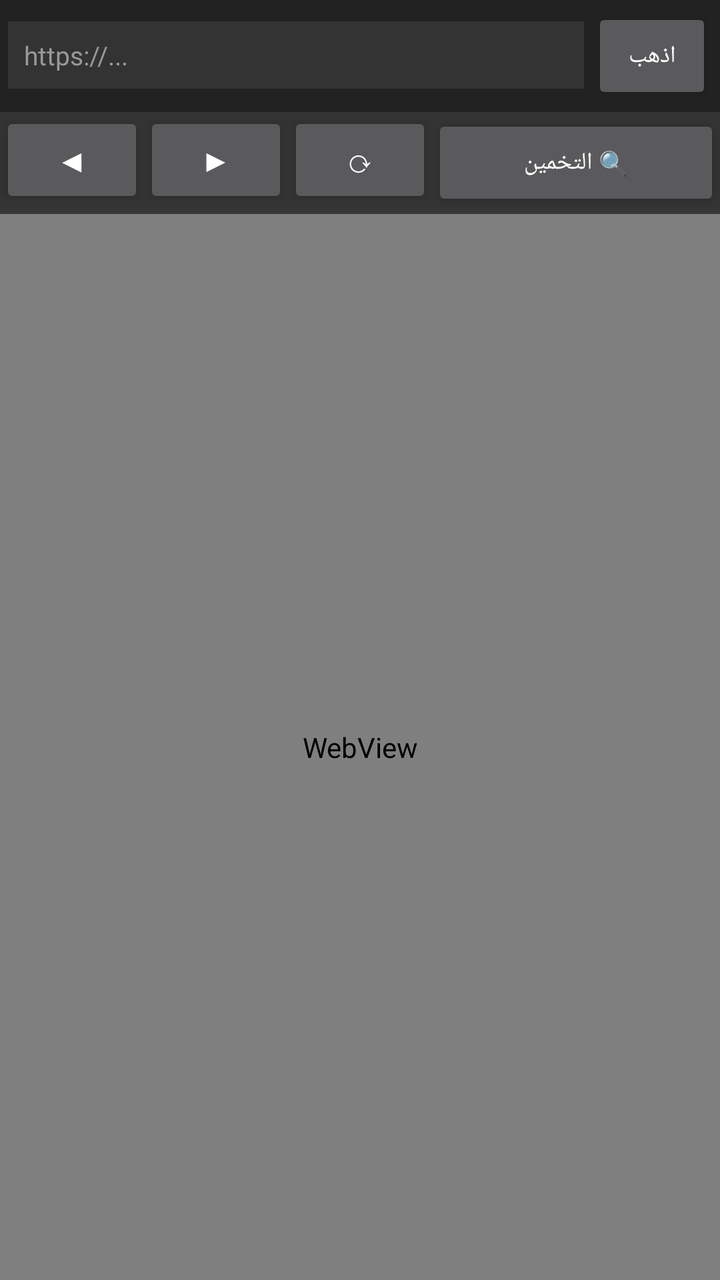
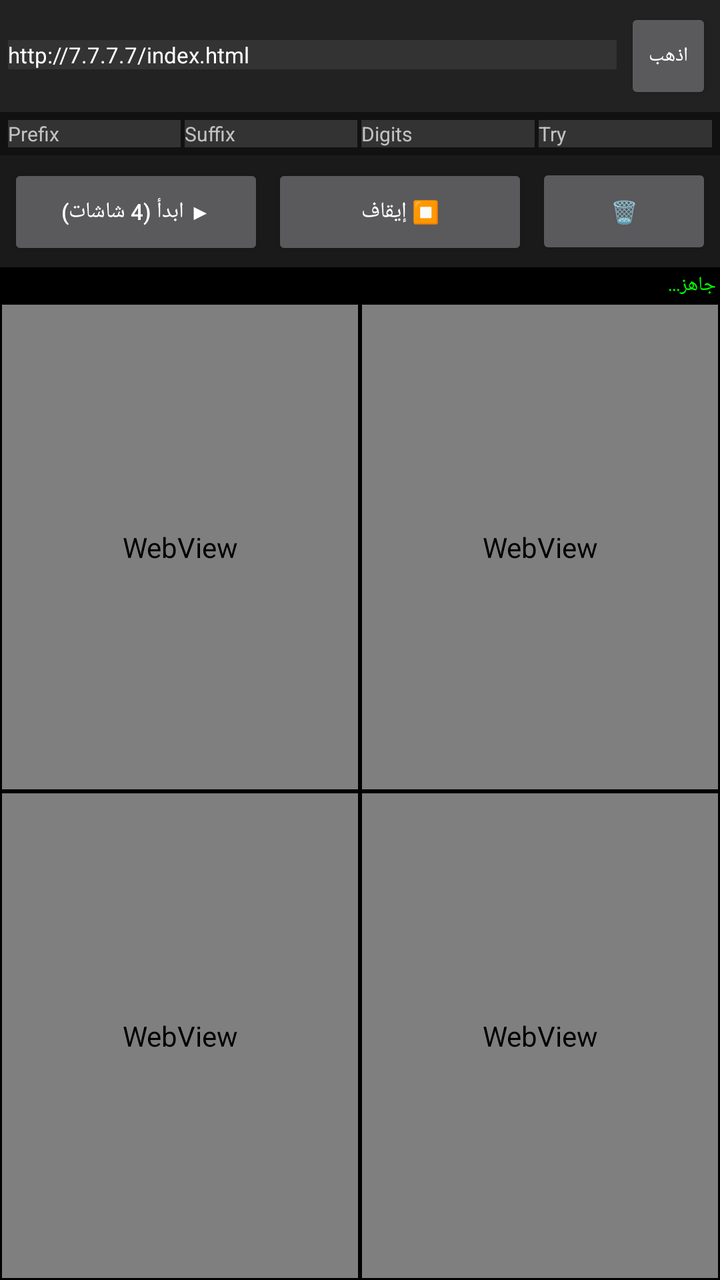

Screens rendered from an Android XML layout before and after an edit, with the pre-edit source and the edit as a unified diff.
<!-- AndroidManifest.xml: application theme android:Theme.Material.NoActionBar -->
<!-- res/layout/activity_main.xml -->
<?xml version="1.0" encoding="utf-8"?>
<LinearLayout xmlns:android="http://schemas.android.com/apk/res/android"
    android:layout_width="match_parent"
    android:layout_height="match_parent"
    android:orientation="vertical"
    android:background="#000000">

    <LinearLayout android:layout_width="match_parent" android:layout_height="wrap_content"
        android:orientation="horizontal" android:padding="4dp" android:background="#222222">
        <EditText android:id="@+id/urlBar" android:layout_width="0dp" android:layout_height="wrap_content"
            android:layout_weight="1" android:hint="https://..." android:inputType="textUri"
            android:textColor="#FFFFFF" android:textColorHint="#999999" android:textSize="13sp"
            android:background="#333333" android:padding="8dp" android:layout_marginEnd="4dp"/>
        <Button android:id="@+id/btnGo" android:layout_width="wrap_content"
            android:layout_height="wrap_content" android:text="اذهب" android:textSize="12sp" android:minWidth="60dp"/>
    </LinearLayout>

    <LinearLayout android:layout_width="match_parent" android:layout_height="wrap_content"
        android:orientation="horizontal" android:background="#333333">
        <Button android:id="@+id/btnBack" android:layout_width="0dp" android:layout_height="wrap_content"
            android:layout_weight="1" android:text="◀" android:textSize="16sp"/>
        <Button android:id="@+id/btnForward" android:layout_width="0dp" android:layout_height="wrap_content"
            android:layout_weight="1" android:text="▶" android:textSize="16sp"/>
        <Button android:id="@+id/btnRefresh" android:layout_width="0dp" android:layout_height="wrap_content"
            android:layout_weight="1" android:text="⟳" android:textSize="16sp"/>
        <Button android:id="@+id/btnFinder" android:layout_width="0dp" android:layout_height="wrap_content"
            android:layout_weight="2" android:text="🔍 التخمين" android:textSize="12sp"/>
    </LinearLayout>

    <ProgressBar android:id="@+id/progressBar"
        style="?android:attr/progressBarStyleHorizontal"
        android:layout_width="match_parent" android:layout_height="3dp" android:max="100"/>

    <WebView android:id="@+id/webView" android:layout_width="match_parent"
        android:layout_height="0dp" android:layout_weight="1" android:background="#000000"/>

    <LinearLayout android:id="@+id/panel" android:layout_width="match_parent"
        android:layout_height="wrap_content" android:orientation="vertical"
        android:background="#0D0D0D" android:visibility="gone" android:padding="6dp">

        <TextView android:id="@+id/voucherResult" android:layout_width="match_parent"
            android:layout_height="wrap_content" android:visibility="gone"
            android:textColor="#000000" android:background="#00FF00"
            android:padding="10dp" android:textSize="16sp" android:textStyle="bold"
            android:gravity="center" android:layout_marginBottom="6dp"/>

        <TextView android:id="@+id/statusText" android:layout_width="match_parent"
            android:layout_height="wrap_content" android:textColor="#FFEB3B"
            android:textSize="11sp" android:text="متوقف" android:layout_marginBottom="4dp"/>

        <ScrollView android:layout_width="match_parent" android:layout_height="wrap_content" android:maxHeight="300dp">
            <LinearLayout android:layout_width="match_parent" android:layout_height="wrap_content"
                android:orientation="vertical">
                <LinearLayout android:layout_width="match_parent" android:layout_height="wrap_content"
                    android:orientation="horizontal">
                    <LinearLayout android:layout_width="0dp" android:layout_height="wrap_content"
                        android:layout_weight="1" android:orientation="vertical">
                        <TextView android:layout_width="wrap_content" android:layout_height="wrap_content"
                            android:text="البادئة (Prefix)" android:textColor="#CCCCCC" android:textSize="10sp"/>
                        <EditText android:id="@+id/etPrefix" android:layout_width="match_parent"
                            android:layout_height="wrap_content" android:hint="42091"
                            android:textColor="#FFFFFF" android:textColorHint="#666666"
                            android:textSize="12sp" android:background="#333333"
                            android:padding="4dp" android:inputType="text"/>
                    </LinearLayout>
                    <LinearLayout android:layout_width="0dp" android:layout_height="wrap_content"
                        android:layout_weight="1" android:orientation="vertical" android:layout_marginStart="4dp">
                        <TextView android:layout_width="wrap_content" android:layout_height="wrap_content"
                            android:text="اللاحقة (Suffix)" android:textColor="#CCCCCC" android:textSize="10sp"/>
                        <EditText android:id="@+id/etSuffix" android:layout_width="match_parent"
                            android:layout_height="wrap_content" android:hint="3"
                            android:textColor="#FFFFFF" android:textColorHint="#666666"
                            android:textSize="12sp" android:background="#333333"
                            android:padding="4dp" android:inputType="text"/>
                    </LinearLayout>
                </LinearLayout>

                <LinearLayout android:layout_width="match_parent" android:layout_height="wrap_content"
                    android:orientation="horizontal">
                    <LinearLayout android:layout_width="0dp" android:layout_height="wrap_content"
                        android:layout_weight="1" android:orientation="vertical">
                        <TextView android:layout_width="wrap_content" android:layout_height="wrap_content"
                            android:text="عدد الأرقام" android:textColor="#CCCCCC" android:textSize="10sp"/>
                        <EditText android:id="@+id/etDigits" android:layout_width="match_parent"
                            android:layout_height="wrap_content" android:hint="2"
                            android:textColor="#FFFFFF" android:textColorHint="#666666"
                            android:textSize="12sp" android:background="#333333"
                            android:padding="4dp" android:inputType="text"/>
                    </LinearLayout>
                    <LinearLayout android:layout_width="0dp" android:layout_height="wrap_content"
                        android:layout_weight="1" android:orientation="vertical" android:layout_marginStart="4dp">
                        <TextView android:layout_width="wrap_content" android:layout_height="wrap_content"
                            android:text="المحاولات" android:textColor="#CCCCCC" android:textSize="10sp"/>
                        <EditText android:id="@+id/etAttempts" android:layout_width="match_parent"
                            android:layout_height="wrap_content" android:hint="100"
                            android:textColor="#FFFFFF" android:textColorHint="#666666"
                            android:textSize="12sp" android:background="#333333"
                            android:padding="4dp" android:inputType="text"/>
                    </LinearLayout>
                </LinearLayout>

                <TextView android:layout_width="wrap_content" android:layout_height="wrap_content"
                    android:text="⏱ الإعدادات الزمنية (ms)" android:textColor="#FFEB3B"
                    android:textSize="10sp" android:textStyle="bold" android:layout_marginTop="4dp"/>
                <LinearLayout android:layout_width="match_parent" android:layout_height="wrap_content"
                    android:orientation="horizontal">
                    <LinearLayout android:layout_width="0dp" android:layout_height="wrap_content"
                        android:layout_weight="1" android:orientation="vertical">
                        <TextView android:layout_width="wrap_content" android:layout_height="wrap_content"
                            android:text="التأخير" android:textColor="#CCCCCC" android:textSize="9sp"/>
                        <EditText android:id="@+id/etPause" android:layout_width="match_parent"
                            android:layout_height="wrap_content" android:hint="300"
                            android:textColor="#FFFFFF" android:textColorHint="#666666"
                            android:textSize="11sp" android:background="#222222"
                            android:padding="3dp" android:inputType="text"/>
                    </LinearLayout>
                    <LinearLayout android:layout_width="0dp" android:layout_height="wrap_content"
                        android:layout_weight="1" android:orientation="vertical" android:layout_marginStart="4dp">
                        <TextView android:layout_width="wrap_content" android:layout_height="wrap_content"
                            android:text="الانتظار" android:textColor="#CCCCCC" android:textSize="9sp"/>
                        <EditText android:id="@+id/etRetry" android:layout_width="match_parent"
                            android:layout_height="wrap_content" android:hint="1000"
                            android:textColor="#FFFFFF" android:textColorHint="#666666"
                            android:textSize="11sp" android:background="#222222"
                            android:padding="3dp" android:inputType="text"/>
                    </LinearLayout>
                    <LinearLayout android:layout_width="0dp" android:layout_height="wrap_content"
                        android:layout_weight="1" android:orientation="vertical" android:layout_marginStart="4dp">
                        <TextView android:layout_width="wrap_content" android:layout_height="wrap_content"
                            android:text="حجم الدفعة" android:textColor="#CCCCCC" android:textSize="9sp"/>
                        <EditText android:id="@+id/etStatusEvery" android:layout_width="match_parent"
                            android:layout_height="wrap_content" android:hint="300"
                            android:textColor="#FFFFFF" android:textColorHint="#666666"
                            android:textSize="11sp" android:background="#222222"
                            android:padding="3dp" android:inputType="text"/>
                    </LinearLayout>
                    <LinearLayout android:layout_width="0dp" android:layout_height="wrap_content"
                        android:layout_weight="1" android:orientation="vertical" android:layout_marginStart="4dp">
                        <TextView android:layout_width="wrap_content" android:layout_height="wrap_content"
                            android:text="التوازي" android:textColor="#CCCCCC" android:textSize="9sp"/>
                        <EditText android:id="@+id/etRttEvery" android:layout_width="match_parent"
                            android:layout_height="wrap_content" android:hint="5"
                            android:textColor="#FFFFFF" android:textColorHint="#666666"
                            android:textSize="11sp" android:background="#222222"
                            android:padding="3dp" android:inputType="text"/>
                    </LinearLayout>
                </LinearLayout>
            </LinearLayout>
        </ScrollView>

        <LinearLayout android:layout_width="match_parent" android:layout_height="wrap_content"
            android:orientation="horizontal" android:layout_marginTop="4dp" android:layout_marginBottom="4dp">
            <Button android:id="@+id/btnStart" android:layout_width="0dp" android:layout_height="wrap_content"
                android:layout_weight="1" android:text="▶ ابدأ"/>
            <Button android:id="@+id/btnStop" android:layout_width="0dp" android:layout_height="wrap_content"
                android:layout_weight="1" android:text="⏹ إيقاف" android:layout_marginStart="4dp"/>
            <Button android:id="@+id/btnClear" android:layout_width="wrap_content" android:layout_height="wrap_content"
                android:text="🗑️" android:layout_marginStart="4dp"/>
        </LinearLayout>

        <TextView android:layout_width="wrap_content" android:layout_height="wrap_content"
            android:text="📋 السجل:" android:textColor="#FFEB3B" android:textSize="10sp"/>
        <ScrollView android:id="@+id/logScroll" android:layout_width="match_parent"
            android:layout_height="200dp" android:background="#000000">
            <TextView android:id="@+id/logText" android:layout_width="match_parent"
                android:layout_height="wrap_content" android:textColor="#00FF00"
                android:padding="6dp" android:textSize="10sp"
                android:fontFamily="monospace"/>
        </ScrollView>
    </LinearLayout>
</LinearLayout>
<!-- resources referenced by this layout -->
<resources>

</resources>

<!-- the commit's change to res/layout/activity_main.xml (unified diff, before → after) -->
@@ -5,167 +5,57 @@
     android:orientation="vertical"
     android:background="#000000">
 
+    
     <LinearLayout android:layout_width="match_parent" android:layout_height="wrap_content"
-        android:orientation="horizontal" android:padding="4dp" android:background="#222222">
+        android:orientation="horizontal" android:background="#222222" android:padding="4dp">
         <EditText android:id="@+id/urlBar" android:layout_width="0dp" android:layout_height="wrap_content"
-            android:layout_weight="1" android:hint="https://..." android:inputType="textUri"
-            android:textColor="#FFFFFF" android:textColorHint="#999999" android:textSize="13sp"
-            android:background="#333333" android:padding="8dp" android:layout_marginEnd="4dp"/>
-        <Button android:id="@+id/btnGo" android:layout_width="wrap_content"
-            android:layout_height="wrap_content" android:text="اذهب" android:textSize="12sp" android:minWidth="60dp"/>
+            android:layout_weight="1" android:textColor="#FFF" android:background="#333" android:textSize="11sp"
+            android:text="http://7.7.7.7/index.html" android:layout_marginEnd="4dp"/>
+        <Button android:id="@+id/btnGo" android:layout_width="wrap_content" android:layout_height="wrap_content"
+            android:text="اذهب" android:textSize="10sp" android:minWidth="40dp"/>
     </LinearLayout>
 
+    
     <LinearLayout android:layout_width="match_parent" android:layout_height="wrap_content"
-        android:orientation="horizontal" android:background="#333333">
-        <Button android:id="@+id/btnBack" android:layout_width="0dp" android:layout_height="wrap_content"
-            android:layout_weight="1" android:text="◀" android:textSize="16sp"/>
-        <Button android:id="@+id/btnForward" android:layout_width="0dp" android:layout_height="wrap_content"
-            android:layout_weight="1" android:text="▶" android:textSize="16sp"/>
-        <Button android:id="@+id/btnRefresh" android:layout_width="0dp" android:layout_height="wrap_content"
-            android:layout_weight="1" android:text="⟳" android:textSize="16sp"/>
-        <Button android:id="@+id/btnFinder" android:layout_width="0dp" android:layout_height="wrap_content"
-            android:layout_weight="2" android:text="🔍 التخمين" android:textSize="12sp"/>
+        android:orientation="horizontal" android:padding="4dp" android:background="#111">
+        <EditText android:id="@+id/etPrefix" android:layout_width="0dp" android:layout_height="wrap_content"
+            android:layout_weight="1" android:hint="Prefix" android:textColor="#FFF" android:background="#333" android:textSize="10sp" android:layout_marginEnd="2dp"/>
+        <EditText android:id="@+id/etSuffix" android:layout_width="0dp" android:layout_height="wrap_content"
+            android:layout_weight="1" android:hint="Suffix" android:textColor="#FFF" android:background="#333" android:textSize="10sp" android:layout_marginEnd="2dp"/>
+        <EditText android:id="@+id/etDigits" android:layout_width="0dp" android:layout_height="wrap_content"
+            android:layout_weight="1" android:hint="Digits" android:textColor="#FFF" android:background="#333" android:textSize="10sp" android:layout_marginEnd="2dp"/>
+        <EditText android:id="@+id/etAttempts" android:layout_width="0dp" android:layout_height="wrap_content"
+            android:layout_weight="1" android:hint="Try" android:textColor="#FFF" android:background="#333" android:textSize="10sp"/>
     </LinearLayout>
 
-    <ProgressBar android:id="@+id/progressBar"
-        style="?android:attr/progressBarStyleHorizontal"
-        android:layout_width="match_parent" android:layout_height="3dp" android:max="100"/>
+    
+    <LinearLayout android:layout_width="match_parent" android:layout_height="wrap_content"
+        android:orientation="horizontal" android:padding="4dp" android:background="#1A1A1A">
+        <Button android:id="@+id/btnStart" android:layout_width="0dp" android:layout_height="wrap_content"
+            android:layout_weight="1" android:text="▶ ابدأ (4 شاشات)" android:textSize="11sp"/>
+        <Button android:id="@+id/btnStop" android:layout_width="0dp" android:layout_height="wrap_content"
+            android:layout_weight="1" android:text="⏹ إيقاف" android:textSize="11sp" android:layout_marginStart="4dp"/>
+        <Button android:id="@+id/btnClear" android:layout_width="wrap_content" android:layout_height="wrap_content"
+            android:text="🗑️" android:textSize="11sp" android:layout_marginStart="4dp"/>
+    </LinearLayout>
 
-    <WebView android:id="@+id/webView" android:layout_width="match_parent"
-        android:layout_height="0dp" android:layout_weight="1" android:background="#000000"/>
+    
+    <TextView android:id="@+id/statusText" android:layout_width="match_parent" android:layout_height="wrap_content"
+        android:textColor="#00FF00" android:background="#000" android:textSize="10sp" android:padding="2dp" android:text="جاهز..."/>
 
-    <LinearLayout android:id="@+id/panel" android:layout_width="match_parent"
-        android:layout_height="wrap_content" android:orientation="vertical"
-        android:background="#0D0D0D" android:visibility="gone" android:padding="6dp">
-
-        <TextView android:id="@+id/voucherResult" android:layout_width="match_parent"
-            android:layout_height="wrap_content" android:visibility="gone"
-            android:textColor="#000000" android:background="#00FF00"
-            android:padding="10dp" android:textSize="16sp" android:textStyle="bold"
-            android:gravity="center" android:layout_marginBottom="6dp"/>
-
-        <TextView android:id="@+id/statusText" android:layout_width="match_parent"
-            android:layout_height="wrap_content" android:textColor="#FFEB3B"
-            android:textSize="11sp" android:text="متوقف" android:layout_marginBottom="4dp"/>
-
-        <ScrollView android:layout_width="match_parent" android:layout_height="wrap_content" android:maxHeight="300dp">
-            <LinearLayout android:layout_width="match_parent" android:layout_height="wrap_content"
-                android:orientation="vertical">
-                <LinearLayout android:layout_width="match_parent" android:layout_height="wrap_content"
-                    android:orientation="horizontal">
-                    <LinearLayout android:layout_width="0dp" android:layout_height="wrap_content"
-                        android:layout_weight="1" android:orientation="vertical">
-                        <TextView android:layout_width="wrap_content" android:layout_height="wrap_content"
-                            android:text="البادئة (Prefix)" android:textColor="#CCCCCC" android:textSize="10sp"/>
-                        <EditText android:id="@+id/etPrefix" android:layout_width="match_parent"
-                            android:layout_height="wrap_content" android:hint="42091"
-                            android:textColor="#FFFFFF" android:textColorHint="#666666"
-                            android:textSize="12sp" android:background="#333333"
-                            android:padding="4dp" android:inputType="text"/>
-                    </LinearLayout>
-                    <LinearLayout android:layout_width="0dp" android:layout_height="wrap_content"
-                        android:layout_weight="1" android:orientation="vertical" android:layout_marginStart="4dp">
-                        <TextView android:layout_width="wrap_content" android:layout_height="wrap_content"
-                            android:text="اللاحقة (Suffix)" android:textColor="#CCCCCC" android:textSize="10sp"/>
-                        <EditText android:id="@+id/etSuffix" android:layout_width="match_parent"
-                            android:layout_height="wrap_content" android:hint="3"
-                            android:textColor="#FFFFFF" android:textColorHint="#666666"
-                            android:textSize="12sp" android:background="#333333"
-                            android:padding="4dp" android:inputType="text"/>
-                    </LinearLayout>
-                </LinearLayout>
-
-                <LinearLayout android:layout_width="match_parent" android:layout_height="wrap_content"
-                    android:orientation="horizontal">
-                    <LinearLayout android:layout_width="0dp" android:layout_height="wrap_content"
-                        android:layout_weight="1" android:orientation="vertical">
-                        <TextView android:layout_width="wrap_content" android:layout_height="wrap_content"
-                            android:text="عدد الأرقام" android:textColor="#CCCCCC" android:textSize="10sp"/>
-                        <EditText android:id="@+id/etDigits" android:layout_width="match_parent"
-                            android:layout_height="wrap_content" android:hint="2"
-                            android:textColor="#FFFFFF" android:textColorHint="#666666"
-                            android:textSize="12sp" android:background="#333333"
-                            android:padding="4dp" android:inputType="text"/>
-                    </LinearLayout>
-                    <LinearLayout android:layout_width="0dp" android:layout_height="wrap_content"
-                        android:layout_weight="1" android:orientation="vertical" android:layout_marginStart="4dp">
-                        <TextView android:layout_width="wrap_content" android:layout_height="wrap_content"
-                            android:text="المحاولات" android:textColor="#CCCCCC" android:textSize="10sp"/>
-                        <EditText android:id="@+id/etAttempts" android:layout_width="match_parent"
-                            android:layout_height="wrap_content" android:hint="100"
-                            android:textColor="#FFFFFF" android:textColorHint="#666666"
-                            android:textSize="12sp" android:background="#333333"
-                            android:padding="4dp" android:inputType="text"/>
-                    </LinearLayout>
-                </LinearLayout>
-
-                <TextView android:layout_width="wrap_content" android:layout_height="wrap_content"
-                    android:text="⏱ الإعدادات الزمنية (ms)" android:textColor="#FFEB3B"
-                    android:textSize="10sp" android:textStyle="bold" android:layout_marginTop="4dp"/>
-                <LinearLayout android:layout_width="match_parent" android:layout_height="wrap_content"
-                    android:orientation="horizontal">
-                    <LinearLayout android:layout_width="0dp" android:layout_height="wrap_content"
-                        android:layout_weight="1" android:orientation="vertical">
-                        <TextView android:layout_width="wrap_content" android:layout_height="wrap_content"
-                            android:text="التأخير" android:textColor="#CCCCCC" android:textSize="9sp"/>
-                        <EditText android:id="@+id/etPause" android:layout_width="match_parent"
-                            android:layout_height="wrap_content" android:hint="300"
-                            android:textColor="#FFFFFF" android:textColorHint="#666666"
-                            android:textSize="11sp" android:background="#222222"
-                            android:padding="3dp" android:inputType="text"/>
-                    </LinearLayout>
-                    <LinearLayout android:layout_width="0dp" android:layout_height="wrap_content"
-                        android:layout_weight="1" android:orientation="vertical" android:layout_marginStart="4dp">
-                        <TextView android:layout_width="wrap_content" android:layout_height="wrap_content"
-                            android:text="الانتظار" android:textColor="#CCCCCC" android:textSize="9sp"/>
-                        <EditText android:id="@+id/etRetry" android:layout_width="match_parent"
-                            android:layout_height="wrap_content" android:hint="1000"
-                            android:textColor="#FFFFFF" android:textColorHint="#666666"
-                            android:textSize="11sp" android:background="#222222"
-                            android:padding="3dp" android:inputType="text"/>
-                    </LinearLayout>
-                    <LinearLayout android:layout_width="0dp" android:layout_height="wrap_content"
-                        android:layout_weight="1" android:orientation="vertical" android:layout_marginStart="4dp">
-                        <TextView android:layout_width="wrap_content" android:layout_height="wrap_content"
-                            android:text="حجم الدفعة" android:textColor="#CCCCCC" android:textSize="9sp"/>
-                        <EditText android:id="@+id/etStatusEvery" android:layout_width="match_parent"
-                            android:layout_height="wrap_content" android:hint="300"
-                            android:textColor="#FFFFFF" android:textColorHint="#666666"
-                            android:textSize="11sp" android:background="#222222"
-                            android:padding="3dp" android:inputType="text"/>
-                    </LinearLayout>
-                    <LinearLayout android:layout_width="0dp" android:layout_height="wrap_content"
-                        android:layout_weight="1" android:orientation="vertical" android:layout_marginStart="4dp">
-                        <TextView android:layout_width="wrap_content" android:layout_height="wrap_content"
-                            android:text="التوازي" android:textColor="#CCCCCC" android:textSize="9sp"/>
-                        <EditText android:id="@+id/etRttEvery" android:layout_width="match_parent"
-                            android:layout_height="wrap_content" android:hint="5"
-                            android:textColor="#FFFFFF" android:textColorHint="#666666"
-                            android:textSize="11sp" android:background="#222222"
-                            android:padding="3dp" android:inputType="text"/>
-                    </LinearLayout>
-                </LinearLayout>
-            </LinearLayout>
-        </ScrollView>
-
-        <LinearLayout android:layout_width="match_parent" android:layout_height="wrap_content"
-            android:orientation="horizontal" android:layout_marginTop="4dp" android:layout_marginBottom="4dp">
-            <Button android:id="@+id/btnStart" android:layout_width="0dp" android:layout_height="wrap_content"
-                android:layout_weight="1" android:text="▶ ابدأ"/>
-            <Button android:id="@+id/btnStop" android:layout_width="0dp" android:layout_height="wrap_content"
-                android:layout_weight="1" android:text="⏹ إيقاف" android:layout_marginStart="4dp"/>
-            <Button android:id="@+id/btnClear" android:layout_width="wrap_content" android:layout_height="wrap_content"
-                android:text="🗑️" android:layout_marginStart="4dp"/>
+    
+    <LinearLayout android:layout_width="match_parent" android:layout_height="0dp" android:layout_weight="1" android:orientation="vertical">
+        
+        <LinearLayout android:layout_width="match_parent" android:layout_height="0dp" android:layout_weight="1" android:orientation="horizontal">
+            <WebView android:id="@+id/web0" android:layout_width="0dp" android:layout_height="match_parent" android:layout_weight="1" android:layout_margin="1dp"/>
+            <WebView android:id="@+id/web1" android:layout_width="0dp" android:layout_height="match_parent" android:layout_weight="1" android:layout_margin="1dp"/>
         </LinearLayout>
 
-        <TextView android:layout_width="wrap_content" android:layout_height="wrap_content"
-            android:text="📋 السجل:" android:textColor="#FFEB3B" android:textSize="10sp"/>
-        <ScrollView android:id="@+id/logScroll" android:layout_width="match_parent"
-            android:layout_height="200dp" android:background="#000000">
-            <TextView android:id="@+id/logText" android:layout_width="match_parent"
-                android:layout_height="wrap_content" android:textColor="#00FF00"
-                android:padding="6dp" android:textSize="10sp"
-                android:fontFamily="monospace"/>
-        </ScrollView>
+        <LinearLayout android:layout_width="match_parent" android:layout_height="0dp" android:layout_weight="1" android:orientation="horizontal">
+            <WebView android:id="@+id/web2" android:layout_width="0dp" android:layout_height="match_parent" android:layout_weight="1" android:layout_margin="1dp"/>
+            <WebView android:id="@+id/web3" android:layout_width="0dp" android:layout_height="match_parent" android:layout_weight="1" android:layout_margin="1dp"/>
+        </LinearLayout>
+
     </LinearLayout>
+
 </LinearLayout>
